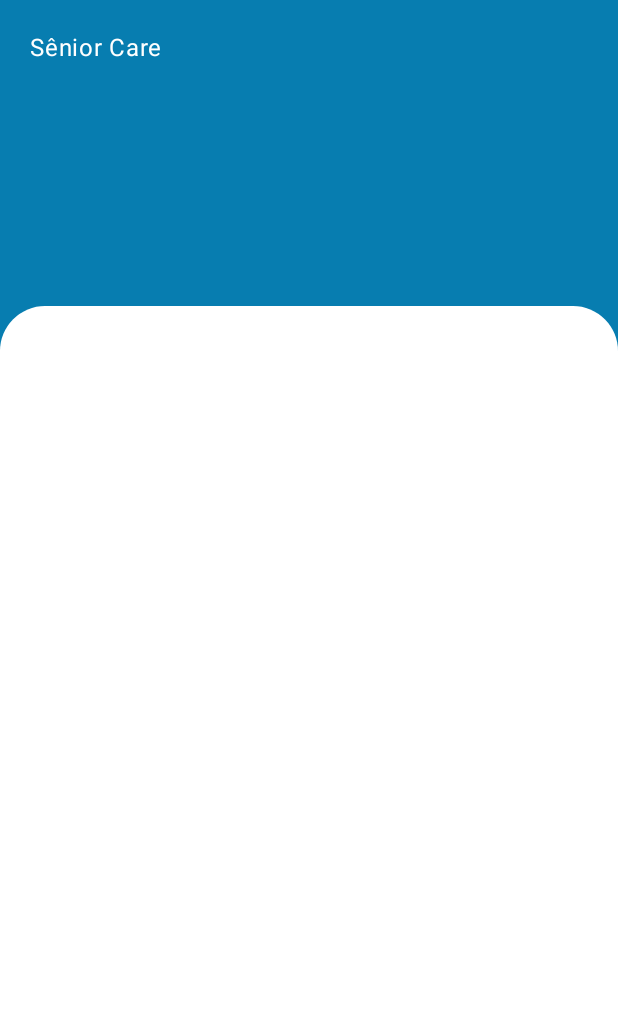
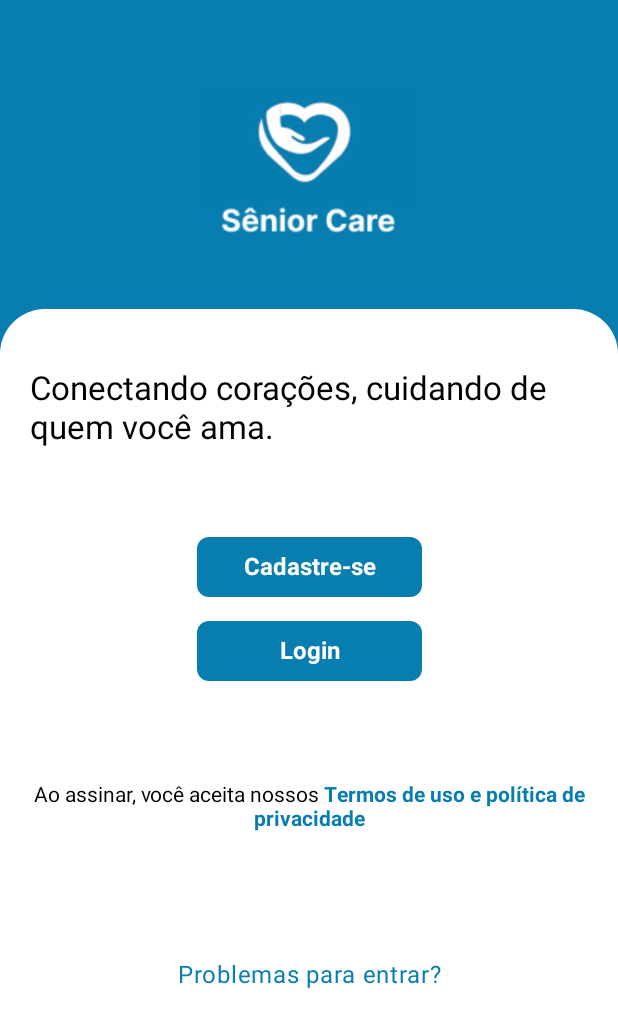
Before and after one commit to SeniorCareSP/app-seniorCare-kotlin, an Android app built with Jetpack Compose: the screen it shows after launch (MainActivity), on a phone screen of 412 x 824 dp. Shown: the top 1027 px of the screen. Run offline under Robolectric (Android 15) with nearby library versions, the phone set to English and light mode, and no system bars.

Commit message:
Tela Inicial

```diff
--- a/App/app/src/main/java/com/example/mobileseniorcare/MainActivity.kt
+++ b/App/app/src/main/java/com/example/mobileseniorcare/MainActivity.kt
@@ -4,20 +4,34 @@ import android.os.Bundle
 import androidx.activity.ComponentActivity
 import androidx.activity.compose.setContent
 import androidx.activity.enableEdgeToEdge
+import androidx.compose.foundation.Image
 import androidx.compose.foundation.background
-import androidx.compose.foundation.layout.Box
-import androidx.compose.foundation.layout.Column
-import androidx.compose.foundation.layout.fillMaxSize
-import androidx.compose.foundation.layout.fillMaxWidth
-import androidx.compose.foundation.layout.padding
+import androidx.compose.foundation.clickable
+import androidx.compose.foundation.layout.*
+import androidx.compose.foundation.shape.RoundedCornerShape
+import androidx.compose.material3.Button
+import androidx.compose.material3.ButtonDefaults
 import androidx.compose.material3.Scaffold
 import androidx.compose.material3.Text
 import androidx.compose.runtime.Composable
-import androidx.compose.ui.Alignment
+import androidx.compose.runtime.remember
 import androidx.compose.ui.Modifier
 import androidx.compose.ui.graphics.Color
+import androidx.compose.ui.res.painterResource
+import androidx.compose.ui.res.stringResource
+import androidx.compose.ui.text.AnnotatedString
+import androidx.compose.ui.text.buildAnnotatedString
+import androidx.compose.ui.text.style.TextDecoration
 import androidx.compose.ui.tooling.preview.Preview
 import androidx.compose.ui.unit.dp
+import androidx.compose.ui.unit.sp
+import androidx.compose.foundation.text.ClickableText
+import androidx.compose.ui.Alignment
+import androidx.compose.ui.text.style.TextAlign
+import androidx.compose.ui.text.withStyle
+import androidx.compose.ui.text.SpanStyle
+import androidx.compose.ui.text.TextStyle
+import androidx.compose.ui.text.font.FontWeight
 import com.example.mobileseniorcare.ui.theme.MobileSeniorCareTheme
 
 class MainActivity : ComponentActivity() {
@@ -39,32 +53,143 @@ class MainActivity : ComponentActivity() {
 
 @Composable
 fun TelaInicial(name: String, modifier: Modifier = Modifier) {
-    Column(
+    Box(
         modifier = modifier
             .fillMaxSize()
+            .background(color = Color(0xFF077DB0)) // Fundo azul
     ) {
-        Box(
+        // Parte superior azul com logo e texto
+        Column(
             modifier = Modifier
-                .fillMaxSize()
-                .background(color = Color(0xFF077DB0))
+                .fillMaxWidth()
+                .fillMaxHeight(0.35f), // 35% para a área azul
+            horizontalAlignment = Alignment.CenterHorizontally,
+            verticalArrangement = Arrangement.Top // Logo mais pra cima
         ) {
+            Spacer(modifier = Modifier.height(32.dp)) // Espaço para mover a logo mais para cima
+            Image(
+                painter = painterResource(id = R.drawable.logo_mobile), // Substitua pelo seu recurso de imagem
+                contentDescription = "Logo do Mobile Senior Care",
+                modifier = Modifier.size(150.dp) // Ajuste do tamanho da imagem
+            )
+        }
+
+        // Parte inferior branca com campos de login e botões
+        Column(
+            modifier = Modifier
+                .fillMaxWidth()
+                .fillMaxHeight(0.75f)
+                .background(
+                    color = Color.White,
+                    shape = RoundedCornerShape(topEnd = 30.dp, topStart = 30.dp)
+                )
+                .align(Alignment.BottomCenter)
+                .padding(20.dp),
+            horizontalAlignment = Alignment.CenterHorizontally,
+            verticalArrangement = Arrangement.Top // Conteúdo mais para baixo
+        ) {
+            Spacer(modifier = Modifier.height(20.dp))
             Text(
-                text = "Sênior Care",
-                color = Color.White,
-                modifier = Modifier
-                    .align(Alignment.TopStart)
-                    .padding(20.dp)
+                text = stringResource(id = R.string.slogan_inicial),
+                color = Color.Black,
+                style = TextStyle(
+                    fontSize = 22.sp,
+                    fontWeight = FontWeight.Normal
+                )
             )
-            Box(
-                modifier = Modifier
-                    .fillMaxWidth()
-                    .background(
+            Spacer(modifier = Modifier.height(60.dp))
+
+            Column(
+                horizontalAlignment = Alignment.CenterHorizontally,
+                verticalArrangement = Arrangement.spacedBy(16.dp)
+            ) {
+                Button(
+                    onClick = { /* Ação para o botão Cadastre-se */ },
+                    modifier = Modifier
+                        .width(150.dp)
+                        .height(40.dp),
+                    colors = ButtonDefaults.buttonColors(containerColor = Color(0xFF077DB0)),
+                    shape = RoundedCornerShape(8.dp)
+                ) {
+                    Text(
+                        text = "Cadastre-se",
                         color = Color.White,
-                        shape = androidx.compose.foundation.shape.RoundedCornerShape(topEnd = 30.dp, topStart = 30.dp)
+                        style = TextStyle(
+                            fontSize = 16.sp,
+                            fontWeight = FontWeight.Bold
+                        )
                     )
-                    .align(Alignment.BottomCenter) // Alinha a caixa ao fundo
-                    .padding(top = 620.dp) // O padding do topo é necessário para criar o espaço superior
-            )
+                }
+
+                Button(
+                    onClick = { /* Ação para o botão Login */ },
+                    modifier = Modifier
+                        .width(150.dp)
+                        .height(40.dp),
+                    colors = ButtonDefaults.buttonColors(containerColor = Color(0xFF077DB0)),
+                    shape = RoundedCornerShape(8.dp)
+                ) {
+                    Text(
+                        text = "Login",
+                        color = Color.White,
+                        style = TextStyle(
+                            fontSize = 16.sp,
+                            fontWeight = FontWeight.Bold
+                        )
+                    )
+                }
+
+                Spacer(modifier = Modifier.height(20.dp))
+
+                // Texto com links clicáveis
+                val annotatedString = buildAnnotatedString {
+                    append("Ao assinar, você aceita nossos ")
+
+                    // Adiciona "Termos de uso" em azul
+                    withStyle(style = SpanStyle(color = Color(0xFF077DB0), fontWeight = FontWeight.Bold)) {
+                        pushStringAnnotation(tag = "terms", annotation = "terms")
+                        append("Termos de uso")
+                        pop()
+                    }
+
+                    // Adiciona "e política de privacidade" em azul
+                    withStyle(style = SpanStyle(color = Color(0xFF077DB0), fontWeight = FontWeight.Bold)) {
+                        pushStringAnnotation(tag = "privacy", annotation = "privacy")
+                        append(" e política de privacidade")
+                        pop()
+                    }
+                }
+
+                ClickableText(
+                    text = annotatedString,
+                    onClick = { offset ->
+                        annotatedString.getStringAnnotations(start = offset, end = offset)
+                            .firstOrNull()?.let { annotation ->
+                                when (annotation.tag) {
+                                    "terms" -> {
+                                        // Ação para "Termos de uso"
+                                    }
+                                    "privacy" -> {
+                                        // Ação para "política de privacidade"
+                                    }
+                                }
+                            }
+                    },
+                    modifier = Modifier.padding(top = 16.dp),
+                    style = TextStyle(textAlign = TextAlign.Center)
+                )
+
+                Spacer(modifier = Modifier.height(36.dp))
+                Text(
+                    text = "Problemas para entrar?",
+                    modifier = Modifier
+                        .clickable { /* Ação */ }
+                        .padding(top = 16.dp),
+
+                    textAlign = TextAlign.Center,
+                    color = Color(0xFF077DB0)
+                )
+            }
         }
     }
 }
@@ -73,6 +198,6 @@ fun TelaInicial(name: String, modifier: Modifier = Modifier) {
 @Composable
 fun TelaInicialPreview() {
     MobileSeniorCareTheme {
-        TelaInicial("Preview")
+        TelaInicial(name = "Preview")
     }
 }
--- a/App/app/src/main/res/values/strings.xml
+++ b/App/app/src/main/res/values/strings.xml
@@ -5,4 +5,9 @@
     <string name="title_activity_cadastro2">Cadastro2</string>
     <string name="title_activity_cadastro3">Cadastro3</string>
     <string name="title_activity_cadastro4">Cadastro4</string>
+
+    <string name="slogan">MobileSeniorCare</string>
+    <string name="header_text">Sênior Care</string>
+    <string name="slogan_inicial">Conectando corações, cuidando de quem você ama.</string>
+
 </resources>
```
